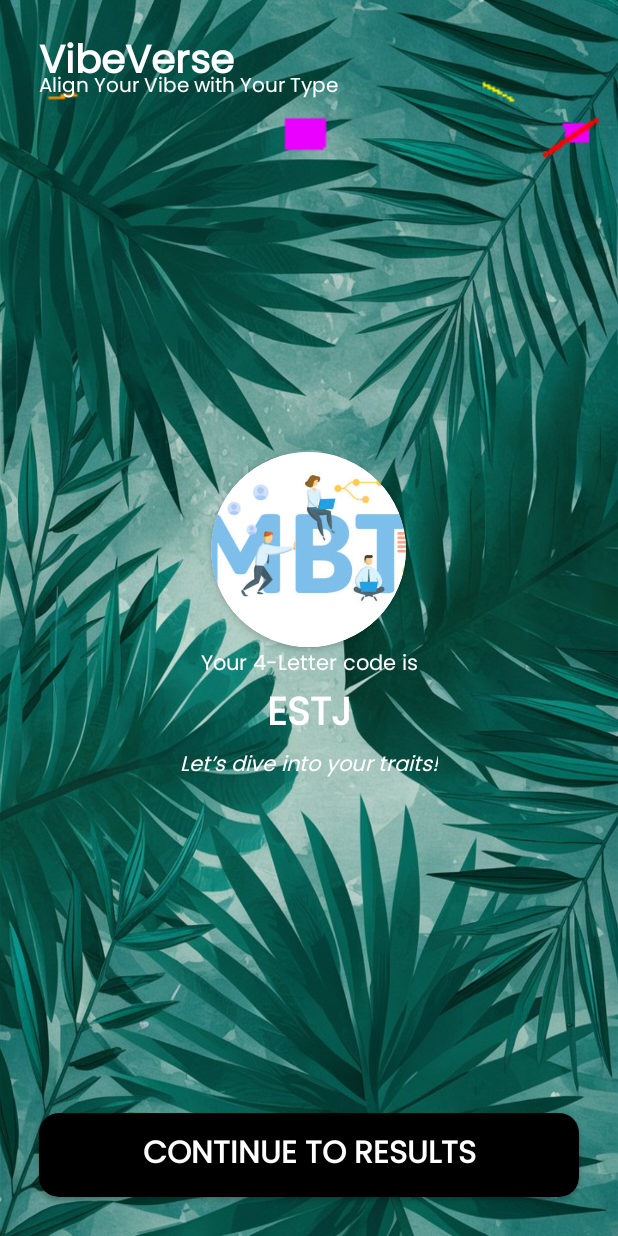
After one commit to ravigavade/VibeVerse, an Android app: the ResultePage screen opened directly, with no data from a screen before it, on a phone screen of 412 x 824 dp. The commit adds this screen. Run offline under Robolectric (Android 15) with nearby library versions, the phone set to English and light mode, and no system bars; our stand-ins replace Firebase (no records; nobody signed in at launch, a user with empty details on screens opened directly), sdp/ssp sizes; libraries missing offline, so code that uses them is left out: pl.droidsonroids.gif; 3 statements that could not run were skipped.

Commit message:
major ui updates and result page

```diff
--- a/app/build.gradle.kts
+++ b/app/build.gradle.kts
@@ -60,4 +60,8 @@ dependencies {
     implementation(platform("com.google.firebase:firebase-bom:33.3.0"))
     implementation("com.google.firebase:firebase-analytics")
 
+    implementation ("pl.droidsonroids.gif:android-gif-drawable:1.2.22")
+
+
+
 }
--- a/app/src/main/AndroidManifest.xml
+++ b/app/src/main/AndroidManifest.xml
@@ -12,6 +12,9 @@
         android:supportsRtl="true"
         android:theme="@style/Theme.VibeVerse"
         tools:targetApi="31">
+        <activity
+            android:name=".ResultePage"
+            android:exported="false" />
         <activity
             android:name=".MBTItest"
             android:exported="false" />
@@ -44,7 +47,7 @@
             android:exported="false" />
         <activity
             android:name=".MainActivity"
-            android:exported="true"></activity>
+            android:exported="true" />
 
         <meta-data
             android:name="preloaded_fonts"
--- /dev/null
+++ b/app/src/main/java/com/csaim/vibeverse/ResultePage.kt
@@ -0,0 +1,61 @@
+package com.csaim.vibeverse
+
+import android.os.Bundle
+import androidx.activity.enableEdgeToEdge
+import androidx.appcompat.app.AppCompatActivity
+import androidx.core.view.ViewCompat
+import androidx.core.view.WindowInsetsCompat
+import com.csaim.vibeverse.databinding.ActivityLoginPageBinding
+import com.csaim.vibeverse.databinding.ActivityResultePageBinding
+import com.google.firebase.auth.FirebaseAuth
+import pl.droidsonroids.gif.GifDrawable
+
+class ResultePage : AppCompatActivity() {
+    private lateinit var binding: ActivityResultePageBinding
+    private lateinit var binding1: ActivityLoginPageBinding
+    private lateinit var auth: FirebaseAuth
+    override fun onCreate(savedInstanceState: Bundle?) {
+        super.onCreate(savedInstanceState)
+        auth = FirebaseAuth.getInstance()
+        binding=ActivityResultePageBinding.inflate(layoutInflater)
+        setContentView(binding.root)
+
+        // Access GifImageView through ViewBinding
+        val gifImageView = binding.gifImageView
+
+        // Load GIF drawable
+        val gifDrawable = gifImageView.drawable as GifDrawable
+
+        // Set the loop count to 1 (play only once)
+        gifDrawable.loopCount = 1
+
+        // Optionally start playback
+        gifDrawable.start()
+
+        // Get the current user's email
+//        val currentUser = auth.currentUser
+//        val email = currentUser?.email ?: "Unknown User"
+//
+//        binding.resulttv.text="Congratulations $email"
+
+        // Retrieve scores from previous activities
+        val extraversionScore = intent.getIntExtra("extraversionVSintroversion_Score", 0)
+        val sensingScore = intent.getIntExtra("sensingVSintution_Score", 0)
+        val thinkingScore = intent.getIntExtra("thinkingVSfeeling_Score", 0)
+        val judgingScore = intent.getIntExtra("judgingVSperceiving_Score", 0)
+
+        // Calculate MBTI type
+        val mbtiType = calculateMBTIType(extraversionScore, sensingScore, thinkingScore, judgingScore)
+        binding.resulttv.text = "$mbtiType"
+
+
+
+    }
+    private fun calculateMBTIType(extraversion: Int, sensing: Int, thinking: Int, judging: Int): String {
+        val eOrI = if (extraversion >= 0) "E" else "I"
+        val sOrN = if (sensing >= 0) "S" else "N"
+        val tOrF = if (thinking >= 0) "T" else "F"
+        val jOrP = if (judging >= 0) "J" else "P"
+        return "$eOrI$sOrN$tOrF$jOrP"
+    }
+}
--- a/app/src/main/res/layout/activity_judging_vsperceving.xml
+++ b/app/src/main/res/layout/activity_judging_vsperceving.xml
@@ -386,7 +386,7 @@
     </ScrollView>
 
     <androidx.cardview.widget.CardView
-        android:id="@+id/nextbtn"
+        android:id="@+id/submitbtn"
         android:layout_width="match_parent"
         android:backgroundTint="@color/black"
         android:layout_marginBottom="@dimen/_20sdp"
--- /dev/null
+++ b/app/src/main/res/layout/activity_resulte_page.xml
@@ -0,0 +1,132 @@
+<?xml version="1.0" encoding="utf-8"?>
+<LinearLayout
+    android:orientation="vertical"
+    xmlns:android="http://schemas.android.com/apk/res/android"
+    xmlns:app="http://schemas.android.com/apk/res-auto"
+    xmlns:tools="http://schemas.android.com/tools"
+    android:id="@+id/main"
+    android:background="@drawable/bg"
+    android:layout_width="match_parent"
+    android:layout_height="match_parent"
+    tools:context=".ResultePage">
+
+    <FrameLayout
+        android:layout_width="match_parent"
+        android:layout_height="match_parent">
+
+        <FrameLayout
+            android:elevation="1dp"
+            android:layout_marginTop="@dimen/_16sdp"
+            android:layout_width="match_parent"
+            android:layout_marginHorizontal="@dimen/_20sdp"
+
+            android:layout_height="wrap_content">
+
+            <TextView
+                android:layout_width="match_parent"
+                android:layout_height="wrap_content"
+                android:fontFamily="@font/poppins"
+                android:text="VibeVerse"
+                android:textColor="@color/white"
+                android:textStyle="bold"
+                android:textSize="@dimen/_20ssp" />
+            <TextView
+                android:layout_marginTop="@dimen/_20sdp"
+                android:layout_width="match_parent"
+                android:layout_height="wrap_content"
+                android:fontFamily="@font/poppins"
+                android:text="Align Your Vibe with Your Type"
+                android:textColor="@color/white"
+                android:textSize="@dimen/_10ssp" />
+
+        </FrameLayout>
+
+        <pl.droidsonroids.gif.GifImageView
+            android:id="@+id/gifImageView"
+            android:scaleType="centerCrop"
+            android:layout_width="match_parent"
+            android:layout_height="match_parent"
+            android:src="@drawable/congo" />
+
+        <LinearLayout
+            android:gravity="center"
+            android:layout_width="match_parent"
+            android:layout_height="match_parent"
+            android:orientation="vertical">
+
+
+
+            <androidx.cardview.widget.CardView
+                android:layout_gravity="center"
+                android:layout_width="@dimen/_100sdp"
+                android:layout_height="@dimen/_100sdp"
+                app:cardCornerRadius="@dimen/_100sdp">
+                <ImageView
+                    android:layout_width="match_parent"
+                    android:layout_height="match_parent"
+                    android:src="@drawable/mbtitestbanner"
+                    android:scaleType="centerCrop"/>
+            </androidx.cardview.widget.CardView>
+            <TextView
+                android:layout_width="match_parent"
+                android:layout_height="wrap_content"
+                android:text="Your 4-Letter code is"
+                android:textColor="@color/white"
+                android:fontFamily="@font/poppins"
+                android:gravity="center"/>
+            <TextView
+                android:id="@+id/resulttv"
+                android:textSize="@dimen/_20ssp"
+                android:layout_width="match_parent"
+                android:layout_height="wrap_content"
+                android:text="here"
+                android:textColor="@color/white"
+                android:gravity="center"
+                android:textStyle="bold"
+                android:fontFamily="@font/poppins"/>
+            <TextView
+                android:layout_width="wrap_content"
+                android:layout_height="wrap_content"
+                android:text="Let’s dive into your traits!"
+                android:fontFamily="@font/poppins"
+                android:textStyle="italic"
+                android:textColor="@color/white"/>
+        </LinearLayout>
+        <androidx.cardview.widget.CardView
+            android:layout_gravity="bottom"
+            android:id="@+id/nextbtn"
+            android:layout_width="match_parent"
+            android:backgroundTint="@color/black"
+            android:layout_marginBottom="@dimen/_20sdp"
+            android:layout_marginHorizontal="@dimen/_20sdp"
+            app:cardCornerRadius="@dimen/_10ssp"
+            android:layout_height="wrap_content">
+
+            <LinearLayout
+                android:layout_width="match_parent"
+                android:layout_height="match_parent"
+                android:orientation="horizontal">
+
+                <TextView
+                    android:layout_gravity="center"
+                    android:layout_weight="1"
+                    android:layout_width="match_parent"
+                    android:layout_height="wrap_content"
+                    android:text="CONTINUE TO RESULTS"
+                    android:fontFamily="@font/poppins"
+                    android:textStyle="bold"
+                    android:gravity="center"
+                    android:textColor="@color/white"
+                    android:textSize="@dimen/_16ssp"
+                    android:layout_margin="@dimen/_8sdp"/>
+
+
+
+            </LinearLayout>
+    </androidx.cardview.widget.CardView>
+
+
+    </FrameLayout>
+
+
+</LinearLayout>
```
Also changed, not shown: app/src/main/java/com/csaim/vibeverse/extraversionVSintroverseion.kt (+7 -24 lines), app/src/main/java/com/csaim/vibeverse/judgingVSperceving.kt (+17 -20 lines), app/src/main/java/com/csaim/vibeverse/sensingVSintution.kt (+52 -64 lines), app/src/main/java/com/csaim/vibeverse/thinkingVSfeeling.kt (+13 -23 lines), app/src/main/res/layout/activity_main.xml (+23 -18 lines), app/src/main/res/drawable/arrow.png (added), app/src/main/res/drawable/congo.gif (added).
